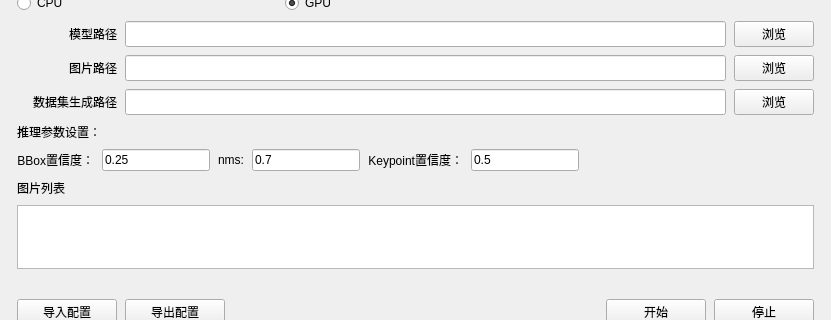
Before: the Qt Designer form ui/designer/MainWindow.ui in BrilliantBirch/SmartAnnotator, drawn with Qt 5; both pictures show x 0 to 831 and y 89 to 409 of the 831 by 678 pixel window.
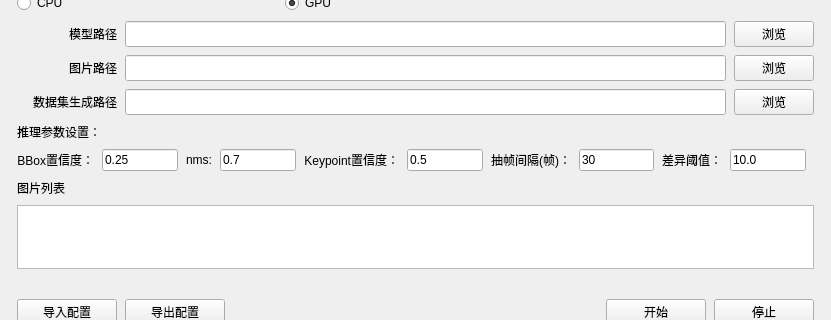
After: the same form once the commit is applied. The open tabs and pages were chosen to show the change.

Commit message:
feat: v1.2.0 新增视频标注功能，支持智能抽帧与冗余帧过滤
- 新增视频文件处理支持（.mp4/.avi/.mov）
- 实现基于帧间差异比对的智能抽帧算法
- 采用迭代器模式流式处理，降低内存占用
- 修复批处理最后一批不足 batch_size 时的索引越界问题
- 优化端到端模型检测逻辑，仅依赖元数据判断
- 更新 README 添加视频标注功能说明与参数推荐值

```diff
--- a/ui/designer/MainWindow.ui
+++ b/ui/designer/MainWindow.ui
@@ -1184,6 +1184,78 @@
               </item>
              </layout>
             </item>
+            <item>
+             <layout class="QHBoxLayout" name="horizontalLayout_32">
+              <item>
+               <widget class="QLabel" name="frameIntervalLabel">
+                <property name="text">
+                 <string>抽帧间隔(帧)：</string>
+                </property>
+                <property name="alignment">
+                 <set>Qt::AlignRight|Qt::AlignTrailing|Qt::AlignVCenter</set>
+                </property>
+               </widget>
+              </item>
+              <item>
+               <widget class="QLineEdit" name="frameIntervalEdit">
+                <property name="sizePolicy">
+                 <sizepolicy hsizetype="Preferred" vsizetype="Preferred">
+                  <horstretch>0</horstretch>
+                  <verstretch>0</verstretch>
+                 </sizepolicy>
+                </property>
+                <property name="minimumSize">
+                 <size>
+                  <width>60</width>
+                  <height>0</height>
+                 </size>
+                </property>
+                <property name="text">
+                 <string>30</string>
+                </property>
+                <property name="placeholderText">
+                 <string>正整数</string>
+                </property>
+               </widget>
+              </item>
+             </layout>
+            </item>
+            <item>
+             <layout class="QHBoxLayout" name="horizontalLayout_33">
+              <item>
+               <widget class="QLabel" name="diffThresholdLabel">
+                <property name="text">
+                 <string>差异阈值：</string>
+                </property>
+                <property name="alignment">
+                 <set>Qt::AlignRight|Qt::AlignTrailing|Qt::AlignVCenter</set>
+                </property>
+               </widget>
+              </item>
+              <item>
+               <widget class="QLineEdit" name="diffThresholdEdit">
+                <property name="sizePolicy">
+                 <sizepolicy hsizetype="Preferred" vsizetype="Preferred">
+                  <horstretch>0</horstretch>
+                  <verstretch>0</verstretch>
+                 </sizepolicy>
+                </property>
+                <property name="minimumSize">
+                 <size>
+                  <width>60</width>
+                  <height>0</height>
+                 </size>
+                </property>
+                <property name="text">
+                 <string>10.0</string>
+                </property>
+                <property name="placeholderText">
+                 <string>浮点数</string>
+                </property>
+               </widget>
+              </item>
+             </layout>
+            </item>
             <item>
              <spacer name="horizontalSpacer_6">
               <property name="orientation">
```
The commit also changes 9 other files.
